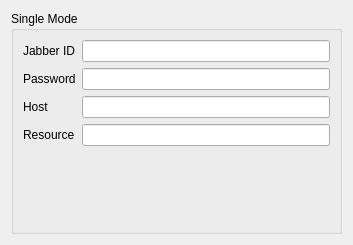
Above: src/gui/kSingleWidget.ui from pasnox/kiess before the change. Below: the same form after it.
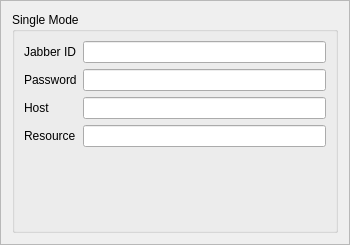
That is the form after the change. Custom widgets are drawn as their Qt base class.

Diff of the .ui file:
```diff
--- a/src/gui/kSingleWidget.ui
+++ b/src/gui/kSingleWidget.ui
@@ -5,13 +5,19 @@
    <rect>
     <x>0</x>
     <y>0</y>
-    <width>353</width>
+    <width>350</width>
     <height>245</height>
    </rect>
   </property>
   <property name="windowTitle" >
    <string>Properties</string>
   </property>
+  <property name="frameShape" >
+   <enum>QFrame::StyledPanel</enum>
+  </property>
+  <property name="frameShadow" >
+   <enum>QFrame::Raised</enum>
+  </property>
   <layout class="QVBoxLayout" name="verticalLayout" >
    <item>
     <widget class="QGroupBox" name="groupBox" >
@@ -67,7 +73,7 @@
  <customwidgets>
   <customwidget>
    <class>kEmbeddedWidget</class>
-   <extends>QWidget</extends>
+   <extends>QFrame</extends>
    <header>kEmbeddedWidget.h</header>
    <container>1</container>
   </customwidget>
```
